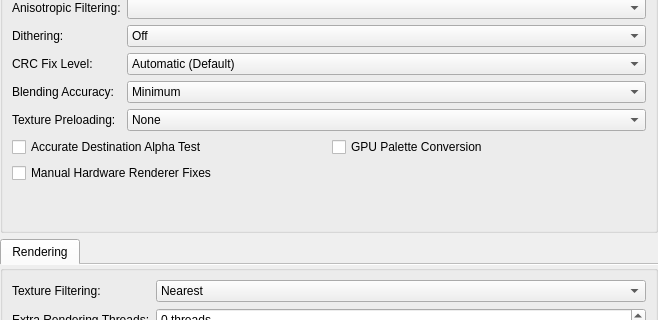
Qt form pcsx2-qt/Settings/GraphicsSettingsWidget.ui (PCSX2/pcsx2) before a commit; both pictures show x 0 to 658 and y 253 to 573 of the 658 by 890 pixel window.
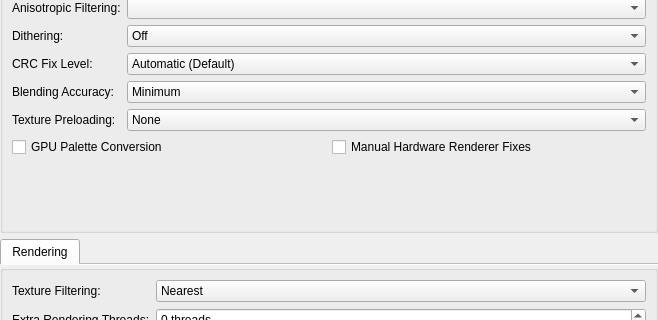
The same form after that commit. The open tabs and pages were chosen to show the change.

Commit message: Qt: Remove Accurate DATE from Qt gui.

```diff
--- a/pcsx2-qt/Settings/GraphicsSettingsWidget.ui
+++ b/pcsx2-qt/Settings/GraphicsSettingsWidget.ui
@@ -671,20 +671,13 @@
        <item row="9" column="0" colspan="2">
         <layout class="QGridLayout" name="basicCheckboxGridLayout">
          <item row="0" column="0">
-          <widget class="QCheckBox" name="accurateDATE">
-           <property name="text">
-            <string>Accurate Destination Alpha Test</string>
-           </property>
-          </widget>
-         </item>
-         <item row="0" column="1">
           <widget class="QCheckBox" name="gpuPaletteConversion">
            <property name="text">
             <string>GPU Palette Conversion</string>
            </property>
           </widget>
          </item>
-         <item row="1" column="0">
+         <item row="0" column="1">
           <widget class="QCheckBox" name="enableHWFixes">
            <property name="text">
             <string>Manual Hardware Renderer Fixes</string>
```
The commit also changes 1 other file.
